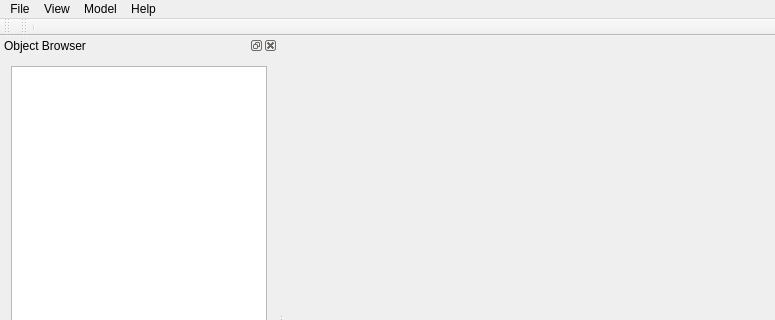
Before: the Qt Designer form mainwindow.ui in ArashMassoudieh/OpenHydroQual, drawn with Qt 5; both pictures show x 0 to 775 and y 0 to 320 of the 775 by 631 pixel window.
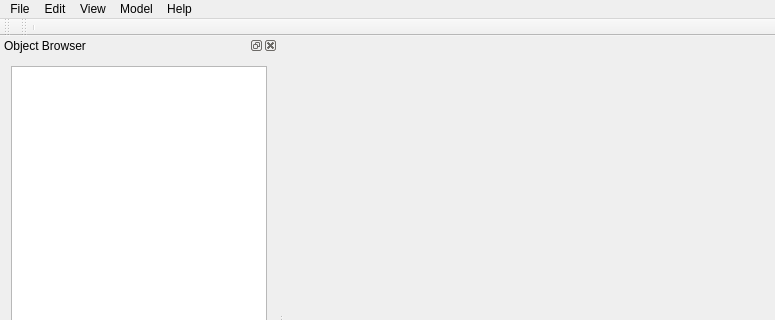
After: the same form once the commit is applied. Icons and pictures are not drawn.

What changed in the file:
```diff
--- a/mainwindow.ui
+++ b/mainwindow.ui
@@ -87,7 +87,14 @@
     </property>
     <addaction name="actionAbout"/>
    </widget>
+   <widget class="QMenu" name="menuEdit">
+    <property name="title">
+     <string>Edit</string>
+    </property>
+    <addaction name="actionUndo"/>
+   </widget>
    <addaction name="menuFilw"/>
+   <addaction name="menuEdit"/>
    <addaction name="menuView"/>
    <addaction name="menuModel"/>
    <addaction name="menuHelp"/>
```
Left out of the diff: 11 changed lines with no effect on the pictures.
